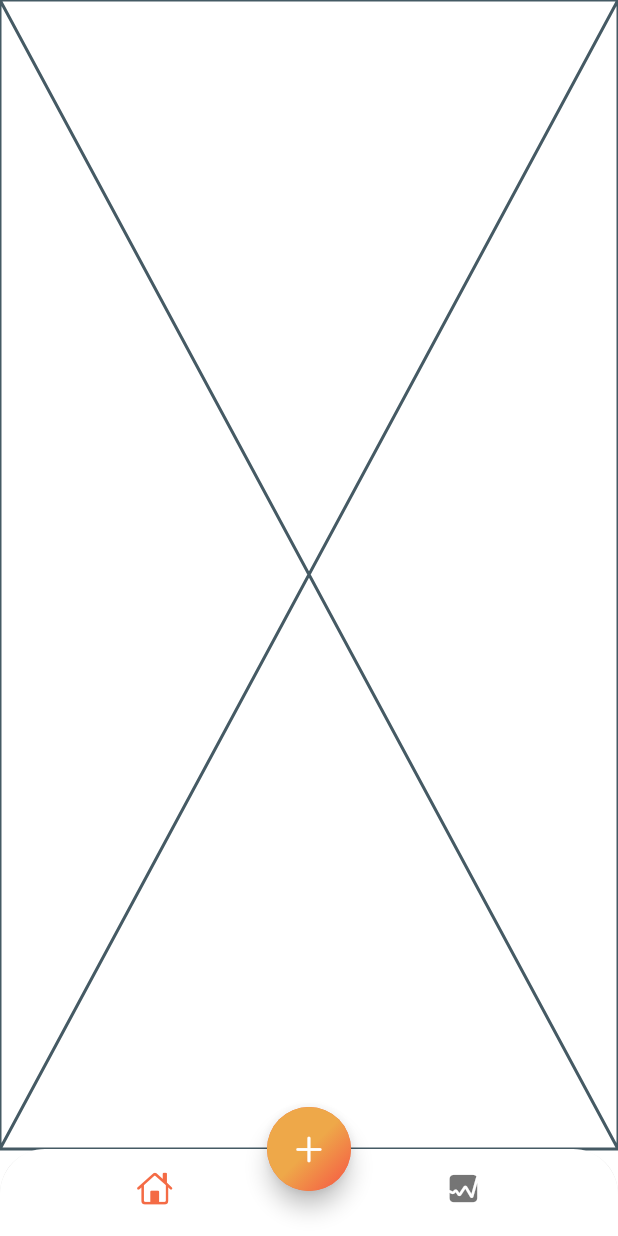
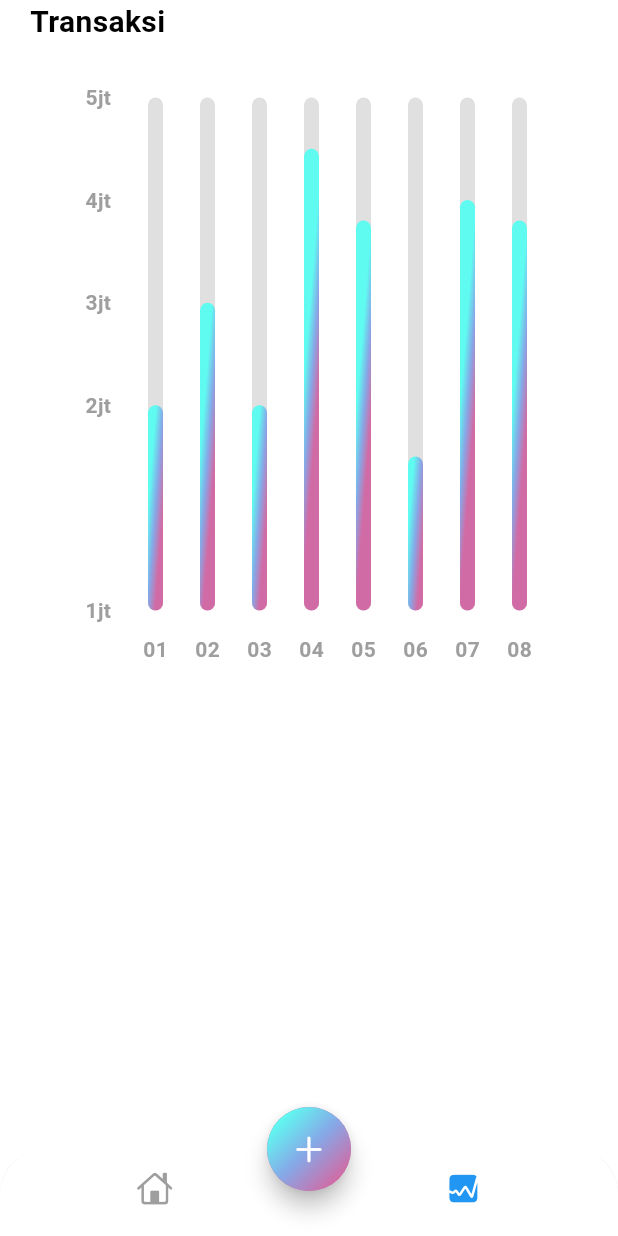
Before and after one commit to dikadwiki/my_first_app, a Flutter app: the screen it shows after launch, item 2 of the bottom bar chosen, on a phone screen of 412 x 824 dp. Run offline on Flutter 3.47's test engine with Material 3 defaults, Android fonts, the phone set to English and light mode, and no system bars; drawn by our look-alikes of fl_chart; our stand-ins replace font_awesome_flutter.

Commit message:
Membuat stats dan chart

```diff
--- a/lib/app_view.dart
+++ b/lib/app_view.dart
@@ -13,9 +13,9 @@ class MyAppView extends StatelessWidget {
         colorScheme: ColorScheme.light(
           background: Colors.grey.shade100,
           onBackground: Colors.black,
-          primary: const Color(0xFFF46B45),
-          secondary: const Color(0xFFEEA849),
-          // tertiary: const Color(0xFFFDA000),
+          primary: const Color(0xFFD16BA5),
+          secondary: const Color(0xFF86A8E7),
+          tertiary: const Color(0xFF5FFBF1),
           outline: Colors.grey.shade600,
         ),
       ),
--- a/lib/screens/home/views/home_screen.dart
+++ b/lib/screens/home/views/home_screen.dart
@@ -15,6 +15,8 @@ class HomeScreen extends StatefulWidget {
 
 class _HomeScreenState extends State<HomeScreen> {
   int index = 0;
+  late Color selectedItem = Colors.blue;
+  Color unselectedItem = Colors.grey;
 
   @override
   Widget build(BuildContext context) {
@@ -27,15 +29,18 @@ class _HomeScreenState extends State<HomeScreen> {
                 index = value;
               });
             },
-            backgroundColor: Colors.white,
             showSelectedLabels: false,
             showUnselectedLabels: false,
             elevation: 3,
-            items: const [
+            items: [
               BottomNavigationBarItem(
-                  icon: Icon(CupertinoIcons.home), label: 'Home'),
+                  icon: Icon(CupertinoIcons.home,
+                      color: index == 0 ? selectedItem : unselectedItem),
+                  label: 'Home'),
               BottomNavigationBarItem(
-                  icon: Icon(CupertinoIcons.graph_square_fill), label: 'Stats'),
+                  icon: Icon(CupertinoIcons.graph_square_fill,
+                      color: index == 1 ? selectedItem : unselectedItem),
+                  label: 'Stats'),
             ],
           ),
         ),
--- a/lib/screens/home/views/main_screen.dart
+++ b/lib/screens/home/views/main_screen.dart
@@ -31,7 +31,7 @@ class MainScreen extends StatelessWidget {
                         ),
                         Icon(
                           CupertinoIcons.person_fill,
-                          color: Colors.yellow[700],
+                          color: Colors.black38,
                         ),
                       ],
                     ),
--- /dev/null
+++ b/lib/screens/stats/chart.dart
@@ -0,0 +1,171 @@
+import 'dart:math';
+
+import 'package:fl_chart/fl_chart.dart';
+import 'package:flutter/cupertino.dart';
+import 'package:flutter/material.dart';
+
+class MyChart extends StatefulWidget {
+  const MyChart({super.key});
+
+  @override
+  State<MyChart> createState() => _MyChartState();
+}
+
+class _MyChartState extends State<MyChart> {
+  @override
+  Widget build(BuildContext context) {
+    return BarChart(
+      mainBarData(),
+    );
+  }
+
+  BarChartGroupData makeGroupData(int x, double y) {
+    return BarChartGroupData(x: x, barRods: [
+      BarChartRodData(
+        toY: y,
+        gradient: LinearGradient(
+          colors: [
+            Theme.of(context).colorScheme.tertiary,
+            Theme.of(context).colorScheme.secondary,
+            Theme.of(context).colorScheme.primary,
+          ],
+          transform: const GradientRotation(pi / 40),
+        ),
+        width: 10,
+        backDrawRodData: BackgroundBarChartRodData(
+          show: true,
+          toY: 5,
+          color: Colors.grey.shade300,
+        ),
+      ),
+    ]);
+  }
+
+  List<BarChartGroupData> showingGroups() => List.generate(8, (i) {
+        switch (i) {
+          case 0:
+            return makeGroupData(0, 2);
+          case 1:
+            return makeGroupData(1, 3);
+          case 2:
+            return makeGroupData(2, 2);
+          case 3:
+            return makeGroupData(3, 4.5);
+          case 4:
+            return makeGroupData(4, 3.8);
+          case 5:
+            return makeGroupData(5, 1.5);
+          case 6:
+            return makeGroupData(6, 4);
+          case 7:
+            return makeGroupData(7, 3.8);
+          default:
+            return throw Error();
+        }
+      });
+
+  BarChartData mainBarData() {
+    return BarChartData(
+      titlesData: FlTitlesData(
+        show: true,
+        rightTitles: const AxisTitles(
+          sideTitles: SideTitles(
+            showTitles: false,
+          ),
+        ),
+        topTitles: const AxisTitles(
+          sideTitles: SideTitles(
+            showTitles: false,
+          ),
+        ),
+        bottomTitles: AxisTitles(
+          sideTitles: SideTitles(
+            showTitles: true,
+            reservedSize: 38,
+            getTitlesWidget: getTiles,
+          ),
+        ),
+        leftTitles: AxisTitles(
+          sideTitles: SideTitles(
+            showTitles: true,
+            reservedSize: 38,
+            getTitlesWidget: leftTitles,
+          ),
+        ),
+      ),
+      borderData: FlBorderData(show: false),
+      gridData: FlGridData(show: false),
+      barGroups: showingGroups(),
+    );
+  }
+
+  Widget getTiles(double value, TitleMeta meta) {
+    const style = TextStyle(
+      color: Colors.grey,
+      fontWeight: FontWeight.bold,
+      fontSize: 14,
+    );
+    Widget text;
+
+    switch (value.toInt()) {
+      case 0:
+        text = const Text('01', style: style);
+        break;
+      case 1:
+        text = const Text('02', style: style);
+        break;
+      case 2:
+        text = const Text('03', style: style);
+        break;
+      case 3:
+        text = const Text('04', style: style);
+        break;
+      case 4:
+        text = const Text('05', style: style);
+        break;
+      case 5:
+        text = const Text('06', style: style);
+        break;
+      case 6:
+        text = const Text('07', style: style);
+        break;
+      case 7:
+        text = const Text('08', style: style);
+        break;
+      default:
+        text = const Text('', style: style);
+    }
+    return SideTitleWidget(
+      axisSide: meta.axisSide,
+      space: 16,
+      child: text,
+    );
+  }
+
+  Widget leftTitles(double value, TitleMeta meta) {
+    const style = TextStyle(
+      color: Colors.grey,
+      fontWeight: FontWeight.bold,
+      fontSize: 14,
+    );
+    String text;
+    if (value == 0) {
+      text = '1jt';
+    } else if (value == 2) {
+      text = '2jt';
+    } else if (value == 3) {
+      text = '3jt';
+    } else if (value == 4) {
+      text = '4jt';
+    } else if (value == 5) {
+      text = '5jt';
+    } else {
+      return Container();
+    }
+    return SideTitleWidget(
+      axisSide: meta.axisSide,
+      space: 0,
+      child: Text(text, style: style),
+    );
+  }
+}
--- a/lib/screens/stats/stats.dart
+++ b/lib/screens/stats/stats.dart
@@ -1,3 +1,5 @@
+import 'package:expenses_tracker/screens/stats/chart.dart';
+import 'package:fl_chart/fl_chart.dart';
 import 'package:flutter/material.dart';
 
 class StatScreen extends StatelessWidget {
@@ -5,6 +7,36 @@ class StatScreen extends StatelessWidget {
 
   @override
   Widget build(BuildContext context) {
-    return const Placeholder();
+    return SafeArea(
+      child: Padding(
+        padding: const EdgeInsets.symmetric(horizontal: 20.0),
+        child: Column(
+          crossAxisAlignment: CrossAxisAlignment.start,
+          children: [
+            const Text(
+              'Transaksi',
+              style: TextStyle(
+                fontSize: 20,
+                fontWeight: FontWeight.bold,
+              ),
+            ),
+            const SizedBox(height: 20),
+            Container(
+              width: MediaQuery.of(context).size.width,
+              height: MediaQuery.of(context).size.width,
+              decoration: BoxDecoration(
+                color: Colors.white,
+              ),
+              child: Padding(
+                padding: const EdgeInsets.all(16.0),
+                child: MyChart(),
+              ),
+              // color: Colors.black,
+              // child: BarChart(BarChartData()),
+            )
+          ],
+        ),
+      ),
+    );
   }
 }
```
